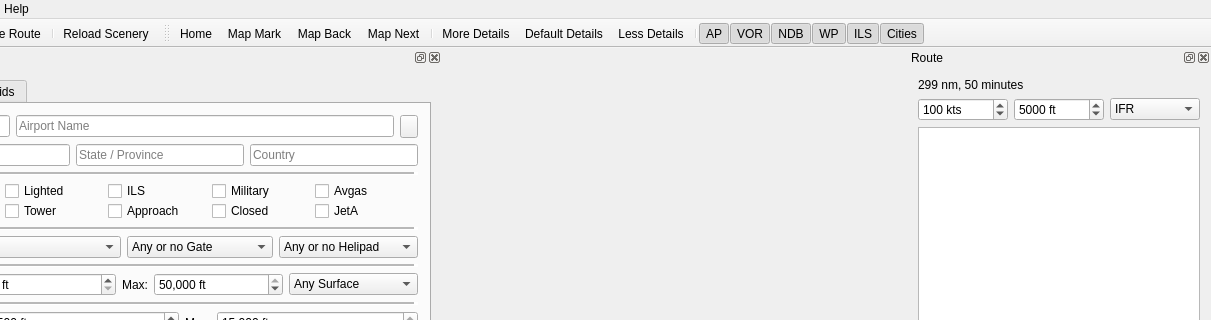
albar965/littlenavmap, file src/gui/mainwindow.ui: the form before one commit; both pictures show x 122 to 1333 and y 0 to 320 of the 1333 by 754 pixel window.
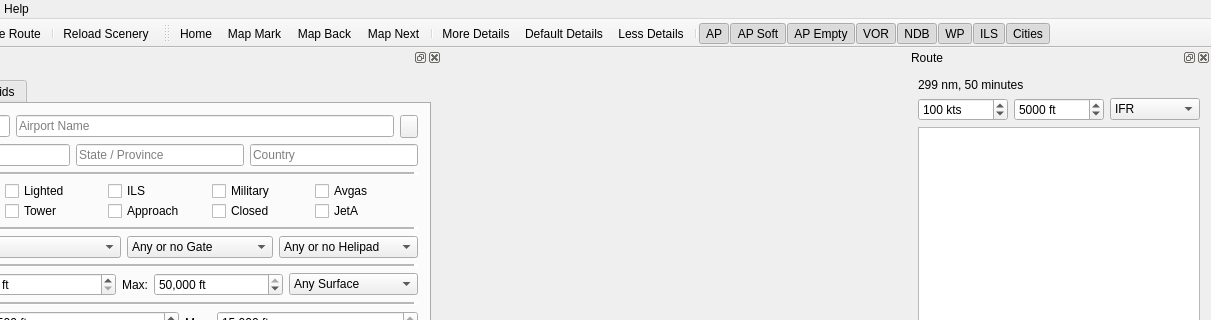
The form after the commit. Icons and pictures are not drawn.

Commit message: Added toggle switches for hard/soft/empty airports.

The edit to the form file:
```diff
--- a/src/gui/mainwindow.ui
+++ b/src/gui/mainwindow.ui
@@ -1607,6 +1607,8 @@
    <addaction name="actionMapLessDetails"/>
    <addaction name="separator"/>
    <addaction name="actionMapShowAirports"/>
+   <addaction name="actionMapShowSoftAirports"/>
+   <addaction name="actionMapShowEmptyAirports"/>
    <addaction name="actionMapShowVor"/>
    <addaction name="actionMapShowNdb"/>
    <addaction name="actionMapShowWp"/>
@@ -2241,6 +2243,36 @@
     <string>Measure Great Circle Distance</string>
    </property>
   </action>
+  <action name="actionMapShowSoftAirports">
+   <property name="checkable">
+    <bool>true</bool>
+   </property>
+   <property name="checked">
+    <bool>true</bool>
+   </property>
+   <property name="icon">
+    <iconset resource="../../littlenavmap.qrc">
+     <normaloff>:/littlenavmap/resources/icons/airportsoft.svg</normaloff>:/littlenavmap/resources/icons/airportsoft.svg</iconset>
+   </property>
+   <property name="text">
+    <string>AP Soft</string>
+   </property>
+  </action>
+  <action name="actionMapShowEmptyAirports">
+   <property name="checkable">
+    <bool>true</bool>
+   </property>
+   <property name="checked">
+    <bool>true</bool>
+   </property>
+   <property name="icon">
+    <iconset resource="../../littlenavmap.qrc">
+     <normaloff>:/littlenavmap/resources/icons/airportempty.svg</normaloff>:/littlenavmap/resources/icons/airportempty.svg</iconset>
+   </property>
+   <property name="text">
+    <string>AP Empty</string>
+   </property>
+  </action>
  </widget>
  <layoutdefault spacing="6" margin="11"/>
  <resources>
```
The commit also changes 9 other files.
